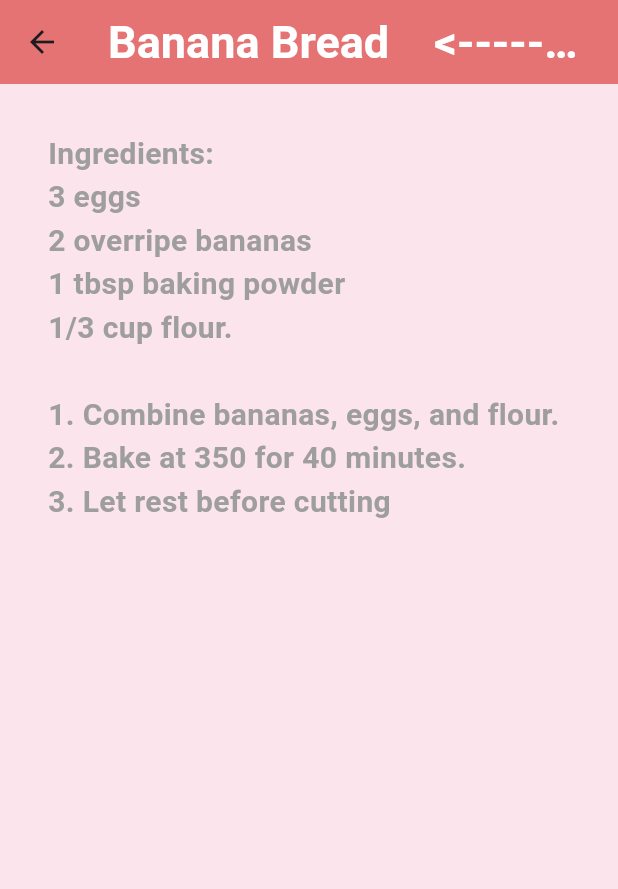
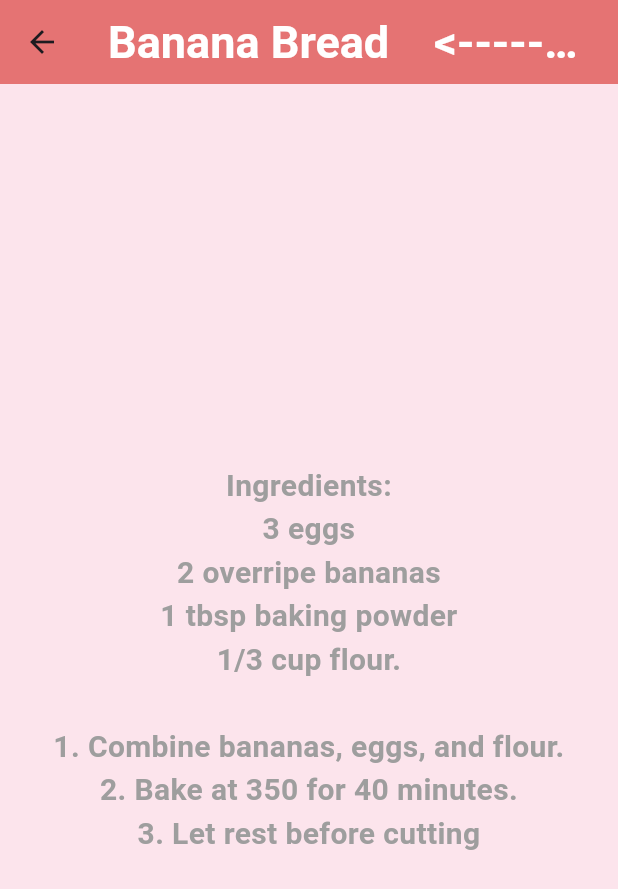
Before and after one commit to skylerplumley/cw2, a Flutter app: the screen it shows after launch, after a tap on an icon or button, on a phone screen of 412 x 824 dp. Shown: the top 889 px of the screen. Run offline on Flutter 3.47's test engine with Material 3 defaults, Android fonts, the phone set to English and light mode, and no system bars.

Commit message:
Centering and final adjustments made

```diff
--- a/lib/details.dart
+++ b/lib/details.dart
@@ -10,11 +10,16 @@ class DetailScreen extends StatelessWidget {
     return Scaffold(
       backgroundColor: Colors.pink[50],
       appBar: AppBar(title: Text(recipe['name']!)),
-      body: Padding(
-        padding: EdgeInsets.all(32.0),
-        child: Text(recipe['ingredients']!,
-            style: TextStyle(
-                fontSize: 20, fontWeight: FontWeight.bold, color: Colors.grey)),
+      body: Center(
+        child: Padding(
+          padding: EdgeInsets.all(32.0),
+          child: Text(recipe['ingredients']!,
+              textAlign: TextAlign.center,
+              style: TextStyle(
+                  fontSize: 20,
+                  fontWeight: FontWeight.bold,
+                  color: Colors.grey)),
+        ),
       ),
     );
   }
--- a/lib/main.dart
+++ b/lib/main.dart
@@ -57,6 +57,7 @@ class HomeScreen extends StatelessWidget {
         itemBuilder: (context, index) {
           return ListTile(
             title: Text(myrecipes[index]['name']!,
+                textAlign: TextAlign.center,
                 style: TextStyle(
                     fontSize: 20,
                     fontWeight: FontWeight.bold,
```
